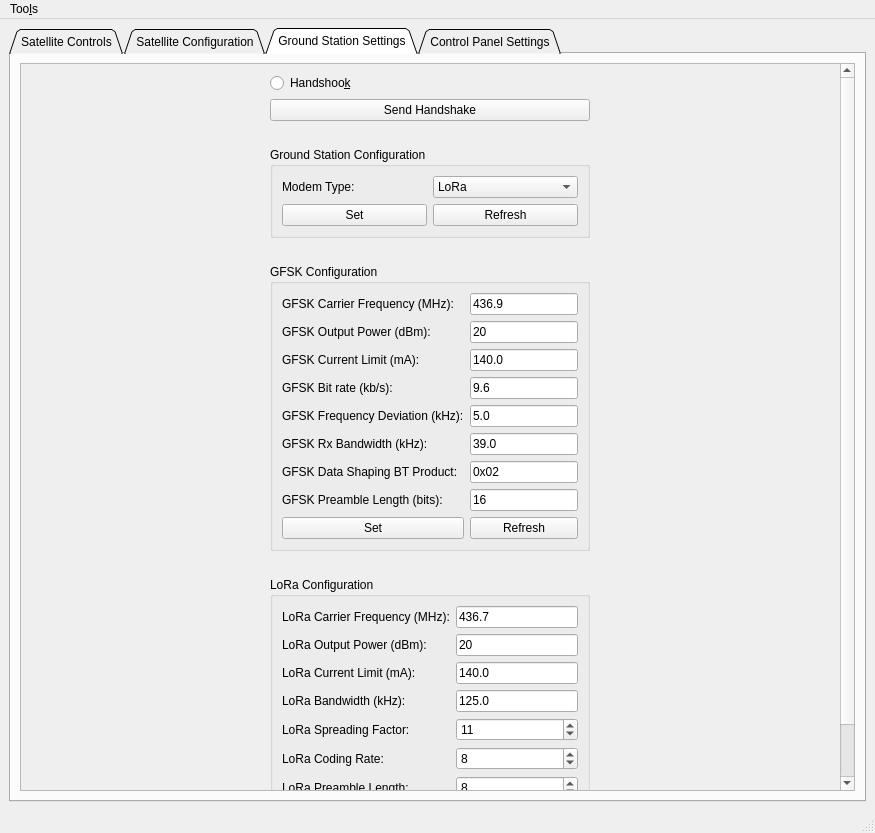
The window that FOSSAGSCP/mainwindow.ui (FOSSASystems/FOSSA-GroundStationControlPanel) describes before a commit, drawn with Qt 5.
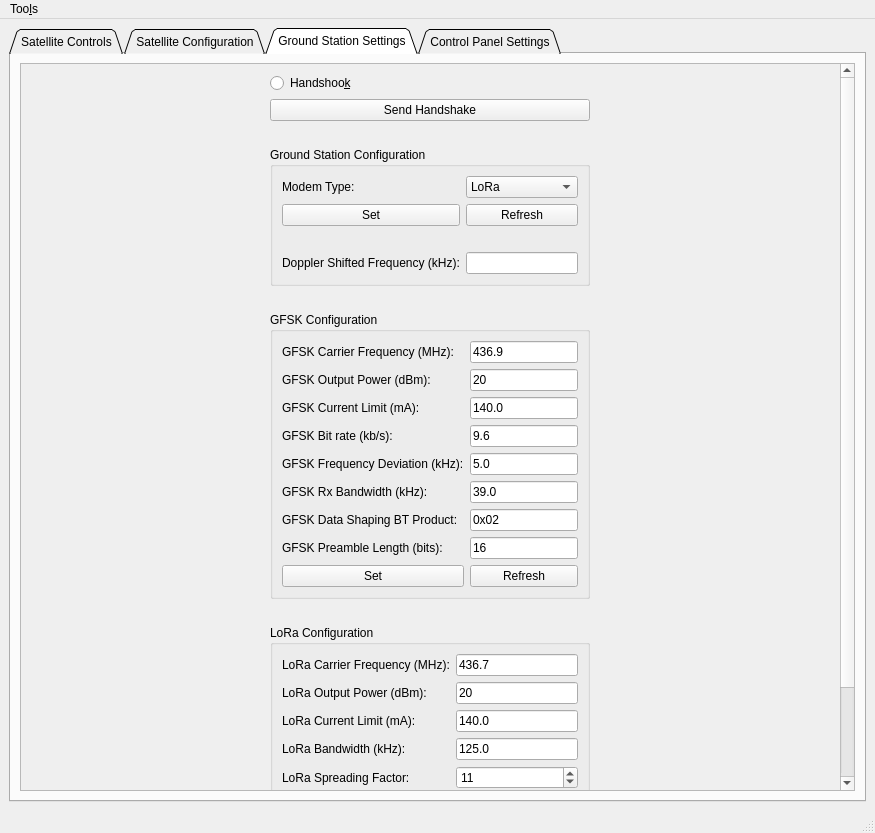
The same window after the commit.

Commit message: added doppler shifted frequency indicator.

Patch:
```diff
--- a/FOSSAGSCP/mainwindow.ui
+++ b/FOSSAGSCP/mainwindow.ui
@@ -2042,10 +2042,10 @@
           <widget class="QWidget" name="scrollAreaWidgetContents_2">
            <property name="geometry">
             <rect>
-             <x>224</x>
-             <y>-122</y>
-             <width>370</width>
-             <height>898</height>
+             <x>223</x>
+             <y>0</y>
+             <width>373</width>
+             <height>956</height>
             </rect>
            </property>
            <property name="sizePolicy">
@@ -2112,6 +2112,29 @@
                  </property>
                 </widget>
                </item>
+               <item row="6" column="1">
+                <widget class="QLineEdit" name="GroundStationSettings_DopplerShiftedFrequencyLineEdit"/>
+               </item>
+               <item row="6" column="0">
+                <widget class="QLabel" name="label_3">
+                 <property name="text">
+                  <string>Doppler Shifted Frequency (kHz):</string>
+                 </property>
+                </widget>
+               </item>
+               <item row="5" column="0" colspan="2">
+                <spacer name="horizontalSpacer_23">
+                 <property name="orientation">
+                  <enum>Qt::Horizontal</enum>
+                 </property>
+                 <property name="sizeHint" stdset="0">
+                  <size>
+                   <width>40</width>
+                   <height>20</height>
+                  </size>
+                 </property>
+                </spacer>
+               </item>
               </layout>
              </widget>
             </item>
```
